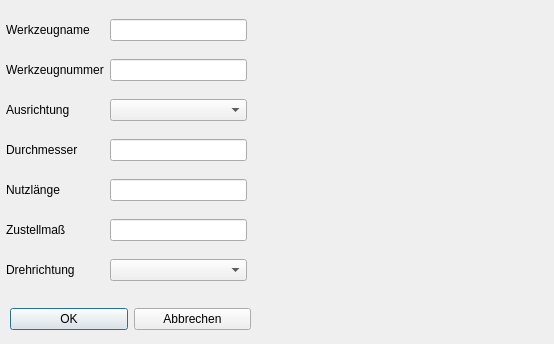
Before: the Qt Designer form Dialoge/dialog_fraeser.ui in TischlerWilly/iwop, drawn with Qt 5.
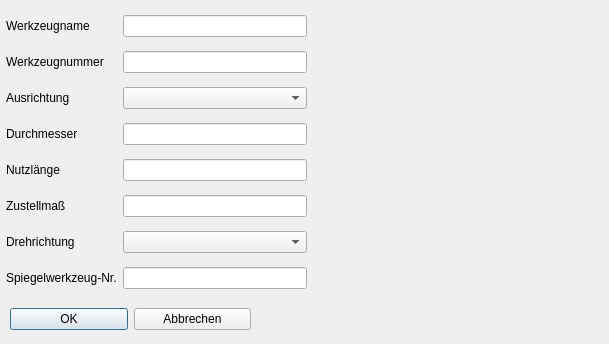
After: the same form once the commit is applied.

Diff of the .ui file:
```diff
--- a/Dialoge/dialog_fraeser.ui
+++ b/Dialoge/dialog_fraeser.ui
@@ -6,7 +6,7 @@
    <rect>
     <x>0</x>
     <y>0</y>
-    <width>554</width>
+    <width>609</width>
     <height>344</height>
    </rect>
   </property>
@@ -19,7 +19,7 @@
   <widget class="QLabel" name="label_bild">
    <property name="geometry">
     <rect>
-     <x>250</x>
+     <x>310</x>
      <y>10</y>
      <width>291</width>
      <height>291</height>
@@ -34,7 +34,7 @@
     <rect>
      <x>6</x>
      <y>7</y>
-     <width>241</width>
+     <width>301</width>
      <height>291</height>
     </rect>
    </property>
@@ -109,6 +109,16 @@
     <item row="5" column="1">
      <widget class="QLineEdit" name="lineEdit_zustma"/>
     </item>
+    <item row="7" column="1">
+     <widget class="QLineEdit" name="lineEdit_spiegelnr"/>
+    </item>
+    <item row="7" column="0">
+     <widget class="QLabel" name="label_8">
+      <property name="text">
+       <string>Spiegelwerkzeug-Nr.</string>
+      </property>
+     </widget>
+    </item>
    </layout>
   </widget>
   <widget class="QWidget" name="layoutWidget">
```
Left out of the diff: 55 changed lines with no effect on the pictures.
